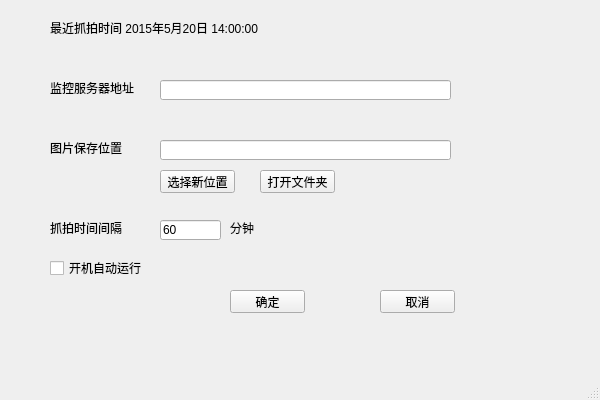
First picture: the form in work/picsave/picsave/picsave.ui, repository thinkingl/thinkingl-code-lib, before the edit.
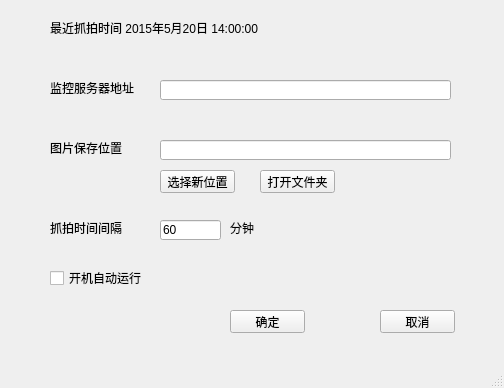
Second picture: the form after the edit.

Commit message: 提交,读取配置.

What changed in the file:
```diff
--- a/work/picsave/picsave/picsave.ui
+++ b/work/picsave/picsave/picsave.ui
@@ -6,8 +6,8 @@
    <rect>
     <x>0</x>
     <y>0</y>
-    <width>600</width>
-    <height>400</height>
+    <width>504</width>
+    <height>388</height>
    </rect>
   </property>
   <property name="windowTitle">
@@ -142,7 +142,7 @@
     <property name="geometry">
      <rect>
       <x>230</x>
-      <y>290</y>
+      <y>310</y>
       <width>75</width>
       <height>23</height>
      </rect>
@@ -155,7 +155,7 @@
     <property name="geometry">
      <rect>
       <x>380</x>
-      <y>290</y>
+      <y>310</y>
       <width>75</width>
       <height>23</height>
      </rect>
@@ -168,7 +168,7 @@
     <property name="geometry">
      <rect>
       <x>50</x>
-      <y>260</y>
+      <y>270</y>
       <width>301</width>
       <height>16</height>
      </rect>
```
Left out of the diff: 2 changed lines with no effect on the pictures. The commit also changes 2 other files.
